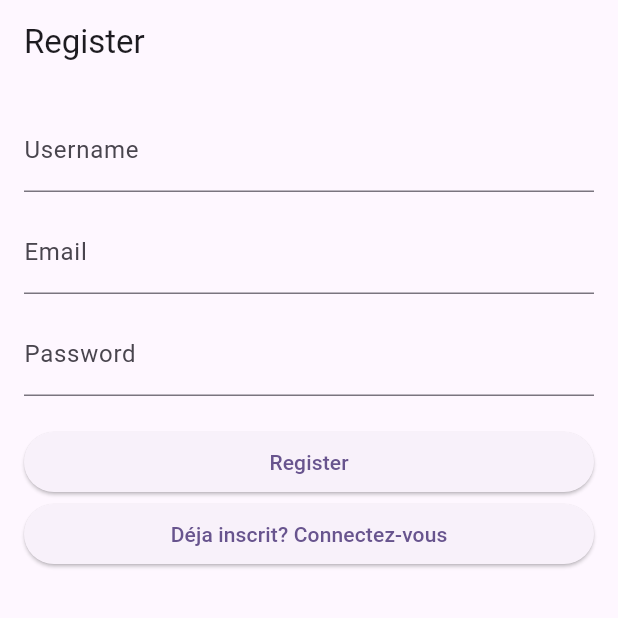
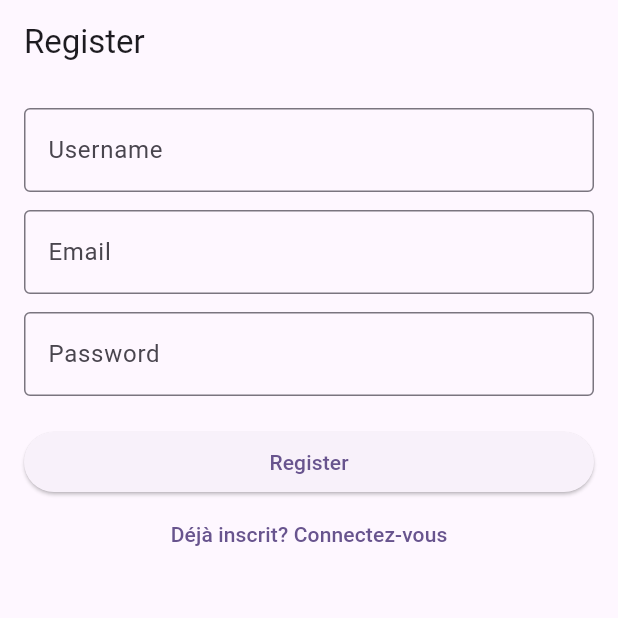
Before and after one commit to FlorianCohenJoly/metatube_flutter, a Flutter app: the screen it shows after launch, on a phone screen of 412 x 824 dp, the top half of it. Run offline on Flutter 3.47's test engine with Material 3 defaults, Android fonts, the phone set to English and light mode, and no system bars; our stand-ins replace flutter_dotenv, flutter_secure_storage, go_router, google_nav_bar, video_player.

Commit message:
Mise à jour des URL de requête et des champs de texte dans l'application

```diff
--- a/metatube_app/lib/screens/register_screen.dart
+++ b/metatube_app/lib/screens/register_screen.dart
@@ -9,7 +9,7 @@ class RegisterPage extends StatelessWidget {
   final TextEditingController _emailController = TextEditingController();
   final TextEditingController _passwordController = TextEditingController();
 
-  RegisterPage({super.key});
+  RegisterPage({Key? key}) : super(key: key);
 
   Future<void> _register(BuildContext context) async {
     final String username = _usernameController.text.trim();
@@ -62,19 +62,28 @@ class RegisterPage extends StatelessWidget {
         child: Column(
           crossAxisAlignment: CrossAxisAlignment.stretch,
           children: [
-            TextField(
+            TextFormField(
               controller: _usernameController,
-              decoration: const InputDecoration(labelText: 'Username'),
+              decoration: InputDecoration(
+                labelText: 'Username',
+                border: OutlineInputBorder(),
+              ),
             ),
             const SizedBox(height: 12.0),
-            TextField(
+            TextFormField(
               controller: _emailController,
-              decoration: const InputDecoration(labelText: 'Email'),
+              decoration: InputDecoration(
+                labelText: 'Email',
+                border: OutlineInputBorder(),
+              ),
             ),
             const SizedBox(height: 12.0),
-            TextField(
+            TextFormField(
               controller: _passwordController,
-              decoration: const InputDecoration(labelText: 'Password'),
+              decoration: InputDecoration(
+                labelText: 'Password',
+                border: OutlineInputBorder(),
+              ),
               obscureText: true,
             ),
             const SizedBox(height: 20.0),
@@ -82,9 +91,10 @@ class RegisterPage extends StatelessWidget {
               onPressed: () => _register(context),
               child: const Text('Register'),
             ),
-            ElevatedButton(
-                onPressed: () => GoRouter.of(context).go('/login'),
-                child: const Text('Déja inscrit? Connectez-vous')),
+            TextButton(
+              onPressed: () => GoRouter.of(context).go('/login'),
+              child: const Text('Déjà inscrit? Connectez-vous'),
+            ),
           ],
         ),
       ),
--- a/metatube_app/lib/services/sharedPreferences.dart
+++ b/metatube_app/lib/services/sharedPreferences.dart
@@ -3,7 +3,7 @@ import 'package:http/http.dart' as http;
 import 'package:metatube_app/services/api_service.dart';
 
 class AuthHelper {
-  static final storage = const FlutterSecureStorage();
+  static const storage = FlutterSecureStorage();
 
   static Future<void> storeToken(String token) async {
     await storage.write(key: 'token', value: token);
@@ -27,7 +27,7 @@ class RequestHelper {
   static Future<http.Response> fetchUserData() async {
     final token = await AuthHelper.getToken();
     final response = await http.get(
-      Uri.parse('${RequestResource.baseUrl}${RequestResource.USER}'),
+      Uri.parse('${RequestResource.baseUrl}${RequestResource.LOGIN}'),
       headers: {
         'Authorization': 'Bearer $token',
       },
```
Also changed, not shown: metatube_app/lib/components/navbar.dart (+18 -19 lines), metatube_app/lib/screens/login_screen.dart (+20 -9 lines), metatube_app/lib/screens/profile_screen.dart (+6 -3 lines).
